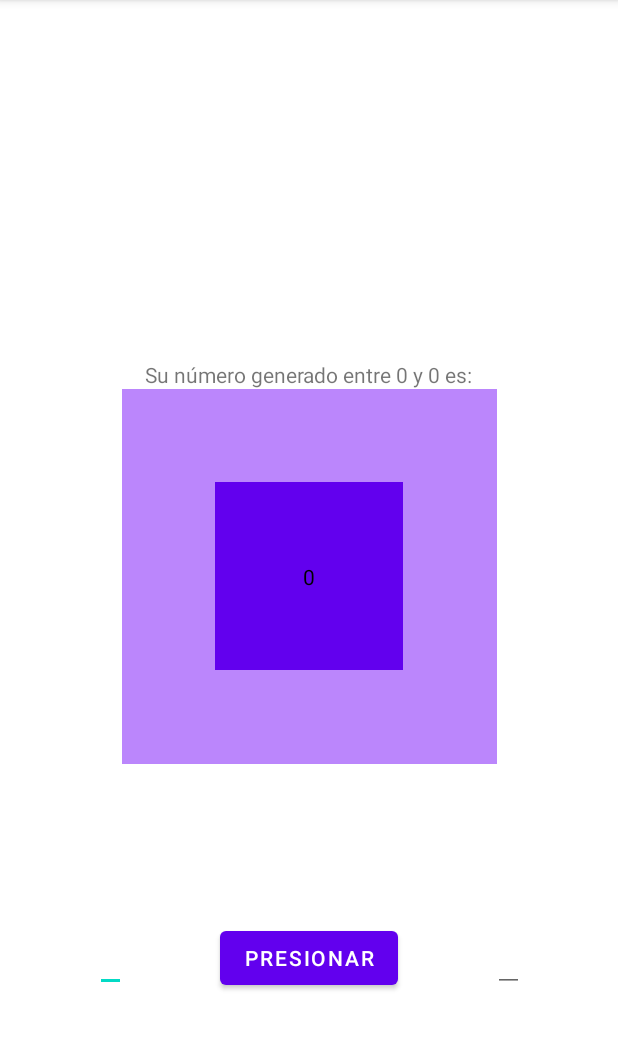
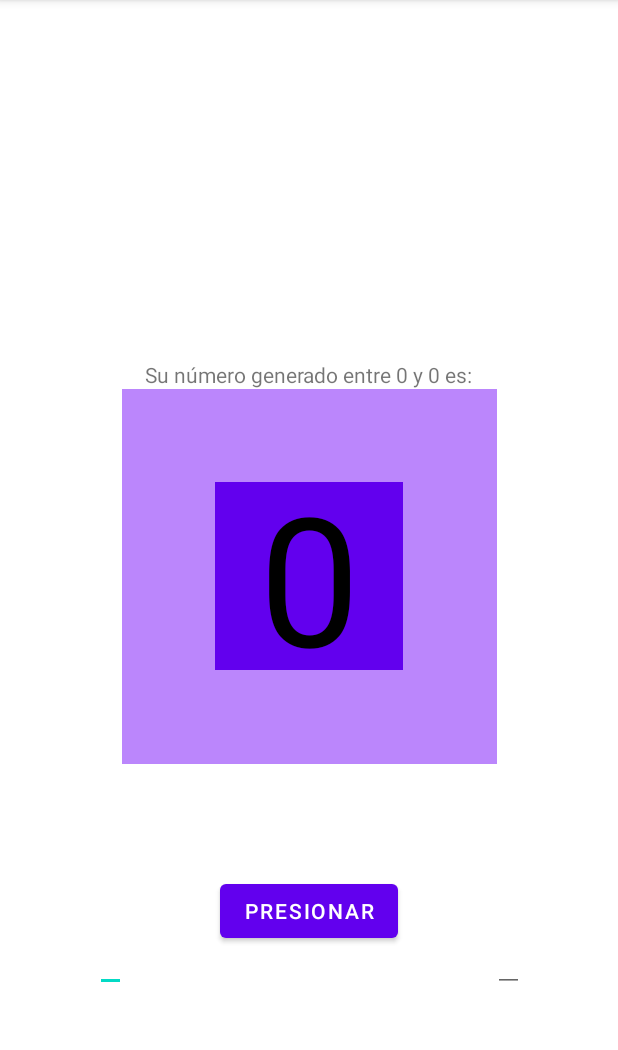
Before and after one commit to Mistakennnn/NumberGen, an Android app: the screen it shows after launch (FirstActivity), after a tap on "PRESIONAR", on a phone screen of 412 x 824 dp, the part 84-1134 px from its top. Run offline under Robolectric (Android 15) with nearby library versions, the phone set to English and light mode, and no system bars; 2 statements that could not run were skipped.

Commit message:
Added character length limit of 18, and varying the generated number's text size depending on its length, moved the button a bit up.

```diff
--- a/app/src/main/res/layout/activity_first.xml
+++ b/app/src/main/res/layout/activity_first.xml
@@ -36,18 +36,16 @@
 
     <TextView
         android:id="@+id/num"
-        android:layout_width="0dp"
+        android:layout_width="wrap_content"
         android:layout_height="wrap_content"
         android:text=""
         android:gravity="center"
         android:maxLines="1"
-        app:layout_constraintWidth_default="wrap"
-        app:layout_constraintWidth_max="125dp"
         android:textColor="#000000"
         app:layout_constraintBottom_toBottomOf="parent"
         app:layout_constraintEnd_toEndOf="parent"
         app:layout_constraintStart_toStartOf="parent"
-        app:layout_constraintTop_toTopOf="parent" />
+        app:layout_constraintTop_toTopOf="parent"/>
 
     <EditText
         android:id="@+id/selector1"
@@ -57,7 +55,8 @@
         app:layout_constraintBottom_toBottomOf="parent"
         app:layout_constraintEnd_toStartOf="@+id/boton1"
         app:layout_constraintStart_toStartOf="parent"
-        app:layout_constraintTop_toBottomOf="@+id/hola2" />
+        app:layout_constraintTop_toBottomOf="@+id/hola2"
+        android:maxLength="18"/>
 
     <EditText
         android:id="@+id/selector2"
@@ -67,18 +66,19 @@
         app:layout_constraintBottom_toBottomOf="parent"
         app:layout_constraintEnd_toEndOf="parent"
         app:layout_constraintStart_toEndOf="@+id/boton1"
-        app:layout_constraintTop_toBottomOf="@+id/hola2" />
+        app:layout_constraintTop_toBottomOf="@+id/hola2"
+        android:maxLength="18"/>
 
     <Button
         android:id="@+id/boton1"
         android:layout_width="wrap_content"
         android:layout_height="wrap_content"
+        android:onClick="numRandom"
+        android:text="presionar"
         app:layout_constraintBottom_toBottomOf="parent"
         app:layout_constraintEnd_toEndOf="parent"
         app:layout_constraintStart_toStartOf="parent"
-        app:layout_constraintTop_toBottomOf="@+id/hola2"
-        android:text="presionar"
-        android:onClick="numRandom"/>
+        app:layout_constraintTop_toBottomOf="@+id/hola" />
 
 
 </androidx.constraintlayout.widget.ConstraintLayout>
```
Also changed, not shown: app/src/main/java/com/Mistaken/NumberGen/FirstActivity.kt (+29 -0 lines).
